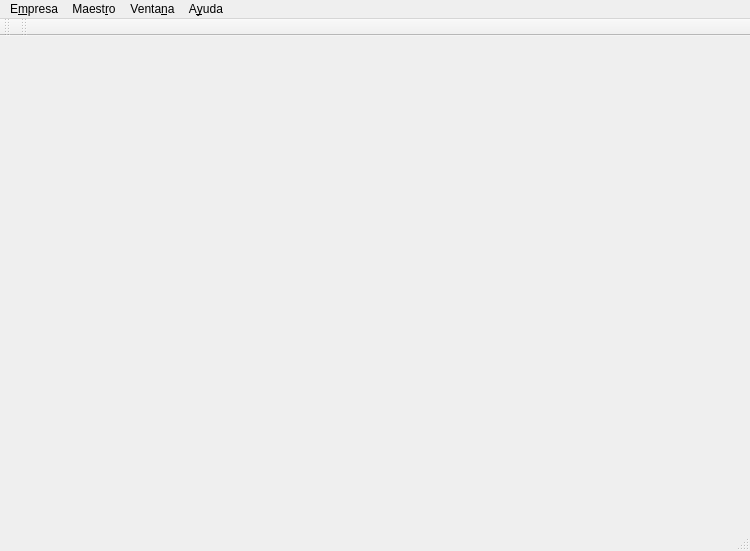
This is bulmages/bulmafact/src/bfbulmafactbase.ui in eboladev/Bulmages-1 as Qt 5 draws it before an edit. The edited form follows.
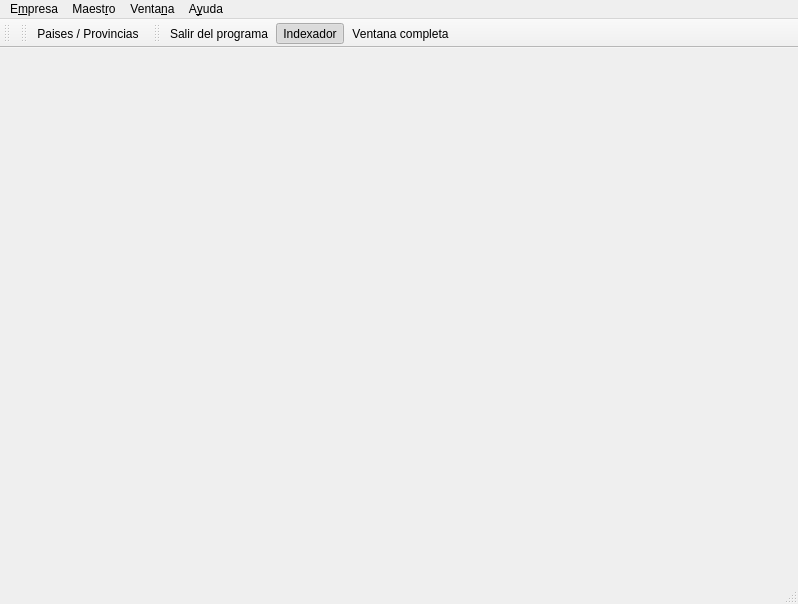
This is the edited form. Icons and pictures are not drawn.

Commit message: Agrego el QToolBox Avanzados con la opcion de salir, ver/ocultar el indexador y poner en modo pantalla completa al bulmafact

The edit to the form file:
```diff
--- a/bulmages/bulmafact/src/bfbulmafactbase.ui
+++ b/bulmages/bulmafact/src/bfbulmafactbase.ui
@@ -1,12 +1,12 @@
 <ui version="4.0" >
  <class>BfBulmaFactBase</class>
- <widget class="QMainWindow" name="BfBulmaFactBase" >
-  <property name="geometry" >
+ <widget class="QMainWindow" name="BfBulmaFactBase">
+  <property name="geometry">
    <rect>
     <x>0</x>
     <y>0</y>
-    <width>750</width>
-    <height>551</height>
+    <width>798</width>
+    <height>604</height>
    </rect>
   </property>
   <property name="minimumSize" >
@@ -25,39 +25,39 @@
    <iconset resource="../../bulmages.qrc" >
     <normaloff>:/Images/iconbulmafact.svg</normaloff>:/Images/iconbulmafact.svg</iconset>
   </property>
-  <widget class="QWidget" name="centralwidget" />
-  <widget class="QMenuBar" name="menubar" >
-   <property name="geometry" >
+  <widget class="QWidget" name="centralwidget"/>
+  <widget class="QMenuBar" name="menubar">
+   <property name="geometry">
     <rect>
      <x>0</x>
      <y>0</y>
-     <width>750</width>
-     <height>22</height>
+     <width>798</width>
+     <height>23</height>
     </rect>
    </property>
-   <widget class="QMenu" name="menuAcerca_de" >
-    <property name="title" >
+   <widget class="QMenu" name="menuAcerca_de">
+    <property name="title">
      <string>A&amp;yuda</string>
     </property>
     <addaction name="actionDocumentacion" />
     <addaction name="separator" />
     <addaction name="actionAcerta_de" />
    </widget>
-   <widget class="QMenu" name="menuEmpresa" >
-    <property name="title" >
+   <widget class="QMenu" name="menuEmpresa">
+    <property name="title">
      <string>E&amp;mpresa</string>
     </property>
     <addaction name="actionParametros" />
     <addaction name="actionSalir" />
    </widget>
-   <widget class="QMenu" name="menuMaestro" >
-    <property name="title" >
+   <widget class="QMenu" name="menuMaestro">
+    <property name="title">
      <string>Maest&amp;ro</string>
     </property>
     <addaction name="actionPaises" />
    </widget>
-   <widget class="QMenu" name="menuVentana" >
-    <property name="title" >
+   <widget class="QMenu" name="menuVentana">
+    <property name="title">
      <string>Venta&amp;na</string>
     </property>
     <addaction name="actionVentana_Completa" />
@@ -65,10 +65,10 @@
     <addaction name="actionOrdenar_Ventanas" />
     <addaction name="actionIndexador" />
    </widget>
-   <addaction name="menuEmpresa" />
-   <addaction name="menuMaestro" />
-   <addaction name="menuVentana" />
-   <addaction name="menuAcerca_de" />
+   <addaction name="menuEmpresa"/>
+   <addaction name="menuMaestro"/>
+   <addaction name="menuVentana"/>
+   <addaction name="menuAcerca_de"/>
   </widget>
   <widget class="QStatusBar" name="statusbar" />
   <widget class="QToolBar" name="Listados" >
@@ -161,14 +161,31 @@
    <attribute name="toolBarBreak" >
     <bool>false</bool>
    </attribute>
+   <addaction name="actionPaises"/>
   </widget>
-  <action name="actionSalir" >
-   <property name="icon" >
-    <iconset>
-     <normaloff/>
-    </iconset>
+  <widget class="QToolBar" name="Avanzada">
+   <property name="windowTitle">
+    <string>Avanzados</string>
    </property>
-   <property name="text" >
+   <property name="floatable">
+    <bool>true</bool>
+   </property>
+   <attribute name="toolBarArea">
+    <enum>TopToolBarArea</enum>
+   </attribute>
+   <attribute name="toolBarBreak">
+    <bool>false</bool>
+   </attribute>
+   <addaction name="actionSalir"/>
+   <addaction name="actionIndexador"/>
+   <addaction name="actionVentana_Completa"/>
+  </widget>
+  <action name="actionSalir">
+   <property name="icon">
+    <iconset resource="../../bulmages.qrc">
+     <normaloff>:/BulmaCont32x32/images/png/i_exit.png</normaloff>:/BulmaCont32x32/images/png/i_exit.png</iconset>
+   </property>
+   <property name="text">
     <string>&amp;Salir del programa</string>
    </property>
    <property name="shortcut" >
```
Left out of the diff: 169 changed lines with no effect on the pictures.
